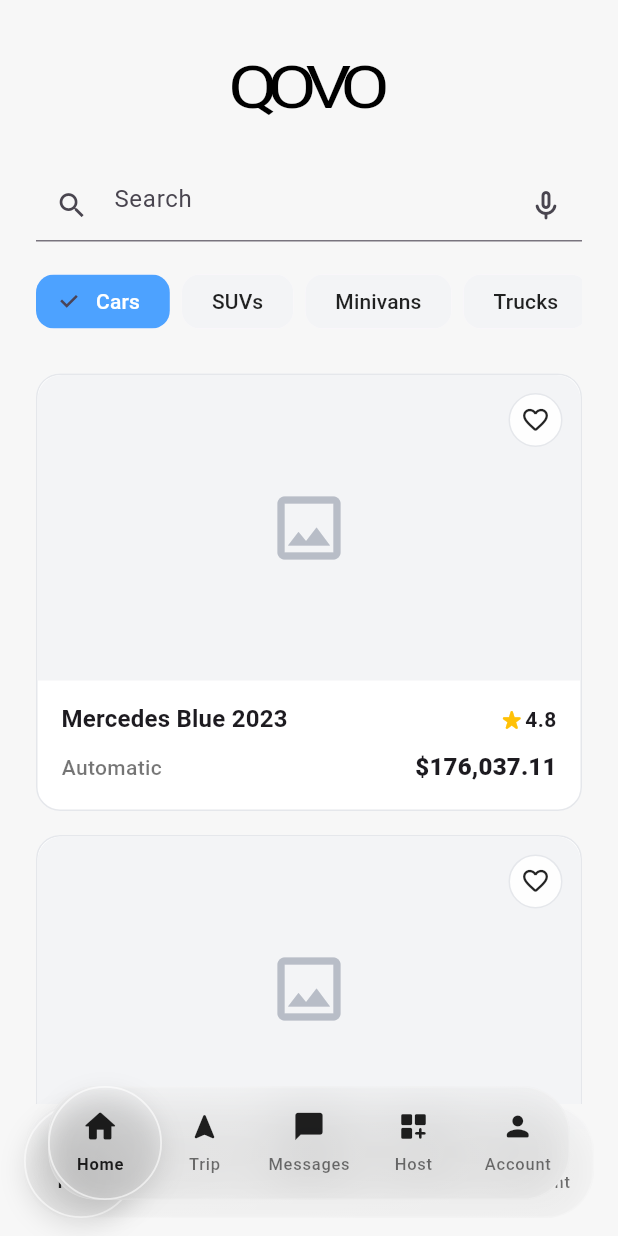
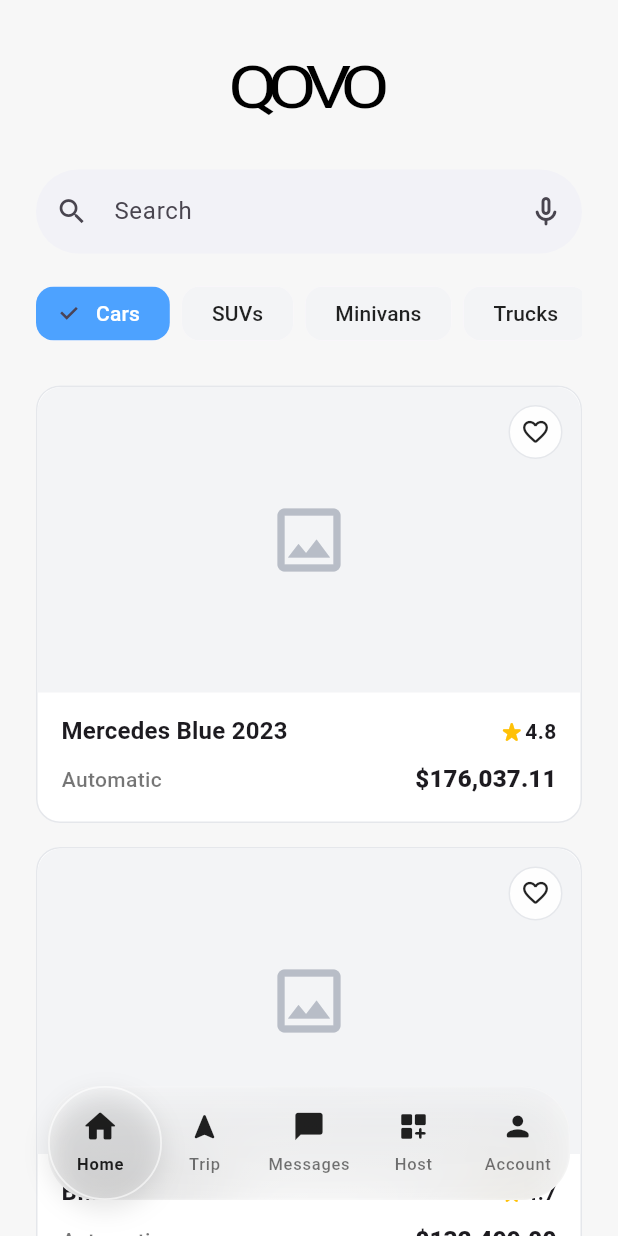
Before and after one commit to G15-ISIS3510-1/Project, a Flutter app: the screen it shows after launch, after a tap on "Sign in", on a phone screen of 412 x 824 dp. Run offline on Flutter 3.47's test engine with Material 3 defaults, Android fonts, the phone set to English and light mode, and no system bars; Roboto replaces fonts that are missing (Poppins).

Commit message:
jc views finished

```diff
--- a/flutter_app/lib/Home/app_shell.dart
+++ b/flutter_app/lib/Home/app_shell.dart
@@ -1,5 +1,6 @@
 import 'package:flutter/material.dart';
 import 'package:flutter_app/Home/host_view.dart';
+import 'package:flutter_app/Home/settings/account_view.dart';
 import 'package:flutter_app/Home/widgets/bottom_bar.dart';
 import 'package:flutter_app/Home/home_view.dart';
 import 'package:flutter_app/Home/trips_view.dart';
@@ -24,7 +25,7 @@ class _AppShellState extends State<AppShell> {
     TripsView(),
     MessagesView(),
     HostView(),
-    _Stub('Account'),
+    AccountView(),
   ];
 
   @override
--- a/flutter_app/lib/Home/home_view.dart
+++ b/flutter_app/lib/Home/home_view.dart
@@ -1,95 +1,41 @@
-// (your same file where HomeView lives)
 import 'package:flutter/material.dart';
-import 'widgets/bottom_bar.dart';
 import 'widgets/category_chips.dart';
 import 'widgets/car_card.dart';
-import 'settings/account_view.dart';
-import 'package:flutter_app/home/widgets/tab_navigation.dart';
-
-import 'package:flutter_app/Home/widgets/search_bar.dart' as qovo;
+import 'widgets/search_bar.dart' as qovo;
 
 class HomeView extends StatefulWidget {
   const HomeView({super.key});
+
   @override
   State<HomeView> createState() => _HomeViewState();
 }
 
-class _HomeViewState extends State<HomeView> {
-  int _current = 0;
+class _HomeViewState extends State<HomeView>
+    with AutomaticKeepAliveClientMixin<HomeView> {
+  @override
+  bool get wantKeepAlive => true;
 
-  static const double kBarHeight = 76;
-  static const double kBarVPad = 12;
+  final _cars = const [
+    _CarItem('Mercedes Blue 2023', 4.8, 'Automatic', 176037.11),
+    _CarItem('BMW X5 2022', 4.7, 'Automatic', 132499.00),
+    _CarItem('Audi A4 2021', 4.6, 'Manual', 92499.99),
+  ];
 
-  // ------- MOCK DATA -------
-  final List<_CarItem> _mockCars = const [
-    _CarItem(
-      title: 'Mercedes Blue 2023',
-      rating: 4.8,
-      transmission: 'Automatic',
-      price: 176037.11,
-    ),
-    _CarItem(
-      title: 'BMW X5 2022',
-      rating: 4.7,
-      transmission: 'Automatic',
-      price: 132499.00,
-    ),
-    _CarItem(
-      title: 'Audi A4 2021',
-      rating: 4.6,
-      transmission: 'Manual',
-      price: 92499.99,
-    ),
-  ];
-  // margen vertical inferior
+  static const double _p24 = 24;
 
   @override
   Widget build(BuildContext context) {
+    super.build(context);
     final bottomInset = MediaQuery.of(context).padding.bottom;
-    const double p24 = 24;
-    const double p16 = 16;
 
-    // ——— tabs (keep bottom bar persistent) ———
-    final tabs = <Widget>[
-      _HomeTab(p24: p24, p16: p16, cars: _mockCars), // Home
-      const Center(child: Text('Trip')), // Trip (placeholder)
-      const Center(child: Text('Messages')), // Messages
-      const Center(child: Text('Host')), // Host
-      const AccountView(), // Account 👈 NEW
-    ];
-
-    return Scaffold(
-      bottomNavigationBar: BottomBar(
-        currentIndex: _current,
-        items: const [
-          BottomBarItem(Icons.home_rounded, 'Home'),
-          BottomBarItem(Icons.navigation_rounded, 'Trip'),
-          BottomBarItem(Icons.chat_bubble_rounded, 'Messages'),
-          BottomBarItem(Icons.dashboard_customize_rounded, 'Host'),
-          BottomBarItem(Icons.person_rounded, 'Account'),
-        ],
-        onTap: (i) => setState(() => _current = i),
-      ),
-      body: IndexedStack(index: _current, children: tabs),
-    );
-  }
-}
-
-// ------- home tab pulled out to keep things clean -------
-class _HomeTab extends StatelessWidget {
-  const _HomeTab({required this.p24, required this.p16, required this.cars});
-  final double p24;
-  final double p16;
-  final List<_CarItem> cars;
-
-  @override
-  Widget build(BuildContext context) {
     return SafeArea(
+      top: true,
+      bottom: false,
       child: CustomScrollView(
         slivers: [
           SliverToBoxAdapter(
             child: Padding(
-              padding: EdgeInsets.fromLTRB(p24, p24, p24, p16),
+              padding: const EdgeInsets.fromLTRB(_p24, _p24, _p24, 16),
               child: Column(
                 crossAxisAlignment: CrossAxisAlignment.start,
                 children: [
@@ -107,25 +53,10 @@ class _HomeTab extends StatelessWidget {
                       ),
                     ),
                   ),
-                  const SizedBox(height: 20),
-                  Row(
-                    children: [
-                      Expanded(
-                        child: TextField(
-                          decoration: InputDecoration(
-                            hintText: 'Search',
-                            prefixIcon: const Icon(Icons.search, size: 22),
-                            suffixIcon: IconButton(
-                              onPressed: () {},
-                              icon: const Icon(Icons.mic_none_rounded),
-                            ),
-                          ),
-                        ),
-                      ),
-                    ],
-                  ),
-                  const SizedBox(height: 16),
-                  const CategoryChips(
+                  SizedBox(height: 20),
+                  qovo.SearchBar(),
+                  SizedBox(height: 16),
+                  CategoryChips(
                     items: [
                       'Cars',
                       'SUVs',
@@ -140,42 +71,36 @@ class _HomeTab extends StatelessWidget {
             ),
           ),
           SliverPadding(
-            padding: EdgeInsets.symmetric(horizontal: p24),
+            padding: const EdgeInsets.symmetric(horizontal: _p24),
             sliver: SliverList.separated(
-              itemCount: cars.length,
+              itemCount: _cars.length,
               separatorBuilder: (_, __) => const SizedBox(height: 16),
-              itemBuilder: (context, index) {
-                final c = cars[index];
+              itemBuilder: (_, i) {
+                final c = _cars[i];
                 return CarCard(
                   title: c.title,
                   rating: c.rating,
-                  transmission: c.transmission,
+                  transmission: c.trans,
                   price: c.price,
-                  isFavorite: c.isFavorite,
                   onFavoriteToggle: () {},
                 );
               },
             ),
           ),
-          const SliverToBoxAdapter(child: SizedBox(height: 92)),
+          // reserva para el bottom bar del shell
+          SliverToBoxAdapter(
+            child: SizedBox(height: 76 + 12 + bottomInset + 8),
+          ),
         ],
       ),
     );
   }
 }
 
-// ------- Modelito simple para los mocks -------
 class _CarItem {
   final String title;
   final double rating;
-  final String transmission;
+  final String trans;
   final double price;
-  final bool isFavorite;
-  const _CarItem({
-    required this.title,
-    required this.rating,
-    required this.transmission,
-    required this.price,
-    this.isFavorite = false,
-  });
+  const _CarItem(this.title, this.rating, this.trans, this.price);
 }
--- a/flutter_app/lib/Home/host_view.dart
+++ b/flutter_app/lib/Home/host_view.dart
@@ -33,12 +33,16 @@ class _HostViewState extends State<HostView> {
         padding: EdgeInsets.fromLTRB(32, 32, 32, 76 + 12 + bottomInset + 8),
         children: [
           Center(
-            child: Text(
-              'QOVO',
-              style: const TextStyle(
-                fontSize: 48,
-                fontWeight: FontWeight.w400,
-                letterSpacing: -7,
+            child: Transform.scale(
+              scaleY: 0.82,
+              child: const Text(
+                'QOVO',
+                style: TextStyle(
+                  fontSize: 48,
+                  fontWeight: FontWeight.w400,
+                  color: Colors.black,
+                  letterSpacing: -7.0,
+                ),
               ),
             ),
           ),
--- a/flutter_app/lib/Home/widgets/tab_navigation.dart
+++ b/flutter_app/lib/Home/widgets/tab_navigation.dart
@@ -1,6 +1,7 @@
 import 'package:flutter/material.dart';
 import 'package:flutter_app/Home/home_view.dart';
 import 'package:flutter_app/Home/host_view.dart';
+import 'package:flutter_app/Home/settings/account_view.dart';
 import 'package:flutter_app/Home/trips_view.dart';
 import 'package:flutter_app/Home/messages_view.dart';
 // (luego agregas Messages/Host/Account cuando existan)
@@ -31,6 +32,10 @@ void goToTab(BuildContext context, int index) {
         MaterialPageRoute(builder: (_) => const HostView()),
       );
       break;
-    // case 4: Navigator.pushReplacement(... AccountView());
+    case 4:
+      Navigator.pushReplacement(
+        context,
+        MaterialPageRoute(builder: (_) => const AccountView()),
+      );
   }
 }
```
